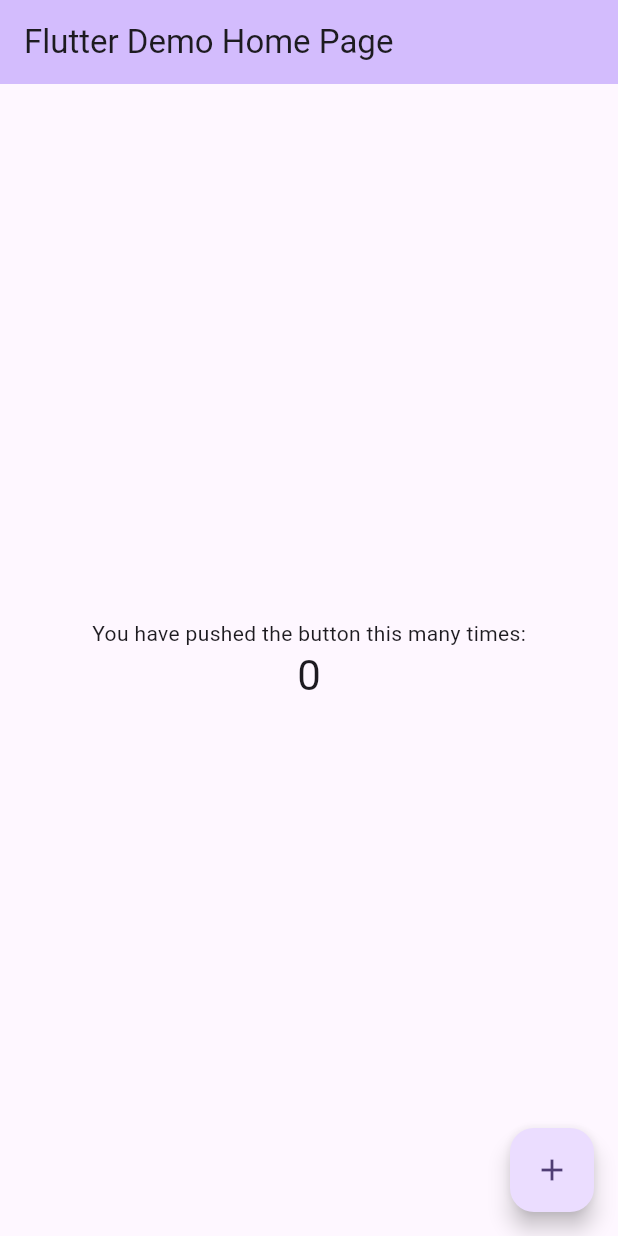
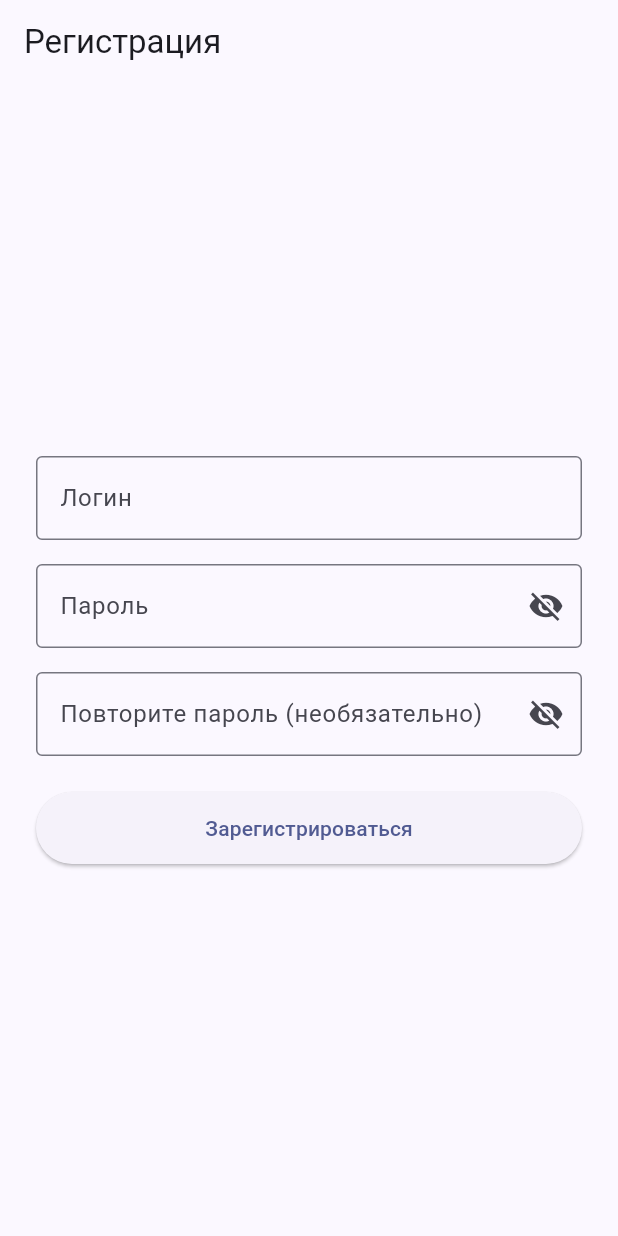
Before and after one commit to gvaclianilaura/DiaX, a Flutter app: the screen it shows after launch, on a phone screen of 412 x 824 dp. Run offline on Flutter 3.47's test engine with Material 3 defaults, Android fonts, the phone set to English and light mode, and no system bars; our stand-ins replace sqflite; accounts and stored records are empty.

Commit message:
добавлены три пакета в секцию dependencies, создана файловая структура lib: добавлены папки db/ и screens/, lib/main.dart переписан: стартует с экрана регистрации

```diff
--- a/lib/main.dart
+++ b/lib/main.dart
@@ -1,122 +1,23 @@
 import 'package:flutter/material.dart';
+import 'screens/register_screen.dart';
 
 void main() {
-  runApp(const MyApp());
+  runApp(const DiaxApp());
 }
 
-class MyApp extends StatelessWidget {
-  const MyApp({super.key});
+class DiaxApp extends StatelessWidget {
+  const DiaxApp({super.key});
 
-  // This widget is the root of your application.
   @override
   Widget build(BuildContext context) {
     return MaterialApp(
-      title: 'Flutter Demo',
+      title: 'Diax',
+      debugShowCheckedModeBanner: false,
       theme: ThemeData(
-        // This is the theme of your application.
-        //
-        // TRY THIS: Try running your application with "flutter run". You'll see
-        // the application has a purple toolbar. Then, without quitting the app,
-        // try changing the seedColor in the colorScheme below to Colors.green
-        // and then invoke "hot reload" (save your changes or press the "hot
-        // reload" button in a Flutter-supported IDE, or press "r" if you used
-        // the command line to start the app).
-        //
-        // Notice that the counter didn't reset back to zero; the application
-        // state is not lost during the reload. To reset the state, use hot
-        // restart instead.
-        //
-        // This works for code too, not just values: Most code changes can be
-        // tested with just a hot reload.
-        colorScheme: .fromSeed(seedColor: Colors.deepPurple),
+        colorScheme: ColorScheme.fromSeed(seedColor: Colors.indigo),
+        useMaterial3: true,
       ),
-      home: const MyHomePage(title: 'Flutter Demo Home Page'),
+      home: const RegisterScreen(),
     );
   }
 }
-
-class MyHomePage extends StatefulWidget {
-  const MyHomePage({super.key, required this.title});
-
-  // This widget is the home page of your application. It is stateful, meaning
-  // that it has a State object (defined below) that contains fields that affect
-  // how it looks.
-
-  // This class is the configuration for the state. It holds the values (in this
-  // case the title) provided by the parent (in this case the App widget) and
-  // used by the build method of the State. Fields in a Widget subclass are
-  // always marked "final".
-
-  final String title;
-
-  @override
-  State<MyHomePage> createState() => _MyHomePageState();
-}
-
-class _MyHomePageState extends State<MyHomePage> {
-  int _counter = 0;
-
-  void _incrementCounter() {
-    setState(() {
-      // This call to setState tells the Flutter framework that something has
-      // changed in this State, which causes it to rerun the build method below
-      // so that the display can reflect the updated values. If we changed
-      // _counter without calling setState(), then the build method would not be
-      // called again, and so nothing would appear to happen.
-      _counter++;
-    });
-  }
-
-  @override
-  Widget build(BuildContext context) {
-    // This method is rerun every time setState is called, for instance as done
-    // by the _incrementCounter method above.
-    //
-    // The Flutter framework has been optimized to make rerunning build methods
-    // fast, so that you can just rebuild anything that needs updating rather
-    // than having to individually change instances of widgets.
-    return Scaffold(
-      appBar: AppBar(
-        // TRY THIS: Try changing the color here to a specific color (to
-        // Colors.amber, perhaps?) and trigger a hot reload to see the AppBar
-        // change color while the other colors stay the same.
-        backgroundColor: Theme.of(context).colorScheme.inversePrimary,
-        // Here we take the value from the MyHomePage object that was created by
-        // the App.build method, and use it to set our appbar title.
-        title: Text(widget.title),
-      ),
-      body: Center(
-        // Center is a layout widget. It takes a single child and positions it
-        // in the middle of the parent.
-        child: Column(
-          // Column is also a layout widget. It takes a list of children and
-          // arranges them vertically. By default, it sizes itself to fit its
-          // children horizontally, and tries to be as tall as its parent.
-          //
-          // Column has various properties to control how it sizes itself and
-          // how it positions its children. Here we use mainAxisAlignment to
-          // center the children vertically; the main axis here is the vertical
-          // axis because Columns are vertical (the cross axis would be
-          // horizontal).
-          //
-          // TRY THIS: Invoke "debug painting" (choose the "Toggle Debug Paint"
-          // action in the IDE, or press "p" in the console), to see the
-          // wireframe for each widget.
-          mainAxisAlignment: .center,
-          children: [
-            const Text('You have pushed the button this many times:'),
-            Text(
-              '$_counter',
-              style: Theme.of(context).textTheme.headlineMedium,
-            ),
-          ],
-        ),
-      ),
-      floatingActionButton: FloatingActionButton(
-        onPressed: _incrementCounter,
-        tooltip: 'Increment',
-        child: const Icon(Icons.add),
-      ),
-    );
-  }
-}
--- /dev/null
+++ b/lib/screens/register_screen.dart
@@ -0,0 +1,158 @@
+import 'package:flutter/material.dart';
+import '../db/database_helper.dart';
+
+class RegisterScreen extends StatefulWidget {
+  const RegisterScreen({super.key});
+
+  @override
+  State<RegisterScreen> createState() => _RegisterScreenState();
+}
+
+class _RegisterScreenState extends State<RegisterScreen> {
+  final _loginController = TextEditingController();
+  final _passwordController = TextEditingController();
+  final _confirmController = TextEditingController();
+  final _formKey = GlobalKey<FormState>();
+
+  bool _obscurePassword = true;
+  bool _obscureConfirm = true;
+  bool _isLoading = false;
+
+  @override
+  void dispose() {
+    _loginController.dispose();
+    _passwordController.dispose();
+    _confirmController.dispose();
+    super.dispose();
+  }
+
+  Future<void> _register() async {
+    if (!_formKey.currentState!.validate()) return;
+
+    setState(() => _isLoading = true);
+
+    final login = _loginController.text.trim();
+    final password = _passwordController.text;
+
+    final ok = await DatabaseHelper.instance.registerUser(login, password);
+
+    if (!mounted) return;
+    setState(() => _isLoading = false);
+
+    if (ok) {
+      ScaffoldMessenger.of(context).showSnackBar(
+        const SnackBar(content: Text('Регистрация успешна!')),
+      );
+      // Здесь потом можно сделать переход на экран входа:
+      // Navigator.pushReplacement(context, MaterialPageRoute(builder: (_) => const LoginScreen()));
+    } else {
+      ScaffoldMessenger.of(context).showSnackBar(
+        const SnackBar(content: Text('Такой логин уже существует')),
+      );
+    }
+  }
+
+  @override
+  Widget build(BuildContext context) {
+    return Scaffold(
+      appBar: AppBar(title: const Text('Регистрация')),
+      body: SafeArea(
+        child: Center(
+          child: SingleChildScrollView(
+            padding: const EdgeInsets.all(24),
+            child: Form(
+              key: _formKey,
+              child: Column(
+                mainAxisSize: MainAxisSize.min,
+                children: [
+                  // Логин
+                  TextFormField(
+                    controller: _loginController,
+                    decoration: const InputDecoration(
+                      labelText: 'Логин',
+                      border: OutlineInputBorder(),
+                    ),
+                    validator: (v) {
+                      if (v == null || v.trim().isEmpty) {
+                        return 'Введите логин';
+                      }
+                      if (v.trim().length < 3) {
+                        return 'Логин не короче 3 символов';
+                      }
+                      return null;
+                    },
+                  ),
+                  const SizedBox(height: 16),
+
+                  // Пароль
+                  TextFormField(
+                    controller: _passwordController,
+                    obscureText: _obscurePassword,
+                    decoration: InputDecoration(
+                      labelText: 'Пароль',
+                      border: const OutlineInputBorder(),
+                      suffixIcon: IconButton(
+                        icon: Icon(_obscurePassword
+                            ? Icons.visibility_off
+                            : Icons.visibility),
+                        onPressed: () => setState(
+                            () => _obscurePassword = !_obscurePassword),
+                      ),
+                    ),
+                    validator: (v) {
+                      if (v == null || v.isEmpty) return 'Введите пароль';
+                      if (v.length < 4) return 'Пароль не короче 4 символов';
+                      return null;
+                    },
+                  ),
+                  const SizedBox(height: 16),
+
+                  // Повтор пароля (необязательный)
+                  TextFormField(
+                    controller: _confirmController,
+                    obscureText: _obscureConfirm,
+                    decoration: InputDecoration(
+                      labelText: 'Повторите пароль (необязательно)',
+                      border: const OutlineInputBorder(),
+                      suffixIcon: IconButton(
+                        icon: Icon(_obscureConfirm
+                            ? Icons.visibility_off
+                            : Icons.visibility),
+                        onPressed: () => setState(
+                            () => _obscureConfirm = !_obscureConfirm),
+                      ),
+                    ),
+                    validator: (v) {
+                      if (v == null || v.isEmpty) return null; // необязательное
+                      if (v != _passwordController.text) {
+                        return 'Пароли не совпадают';
+                      }
+                      return null;
+                    },
+                  ),
+                  const SizedBox(height: 24),
+
+                  // Кнопка
+                  SizedBox(
+                    width: double.infinity,
+                    height: 48,
+                    child: ElevatedButton(
+                      onPressed: _isLoading ? null : _register,
+                      child: _isLoading
+                          ? const SizedBox(
+                              width: 22,
+                              height: 22,
+                              child: CircularProgressIndicator(strokeWidth: 2),
+                            )
+                          : const Text('Зарегистрироваться'),
+                    ),
+                  ),
+                ],
+              ),
+            ),
+          ),
+        ),
+      ),
+    );
+  }
+}
```
Also changed, not shown: analysis_options.yaml (+8 -0 lines), lib/db/database_helper.dart (added, +77 -0 lines), pubspec.lock.
